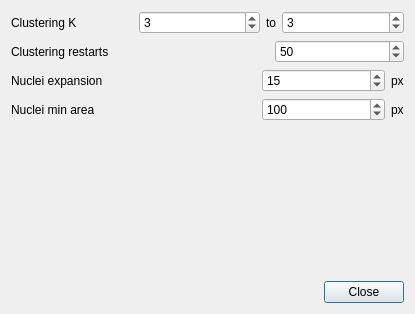
First picture: the form in exhale/resources/analysisdialog.ui, repository ctroein/exhale, before the edit.
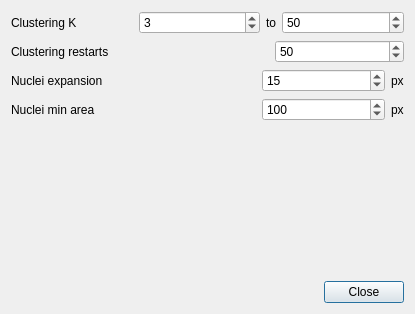
Second picture: the form after the edit.

Diff of the .ui file:
```diff
--- a/exhale/resources/analysisdialog.ui
+++ b/exhale/resources/analysisdialog.ui
@@ -55,7 +55,7 @@
         <enum>QAbstractSpinBox::AdaptiveDecimalStepType</enum>
        </property>
        <property name="value">
-        <number>3</number>
+        <number>50</number>
        </property>
       </widget>
      </item>
```
